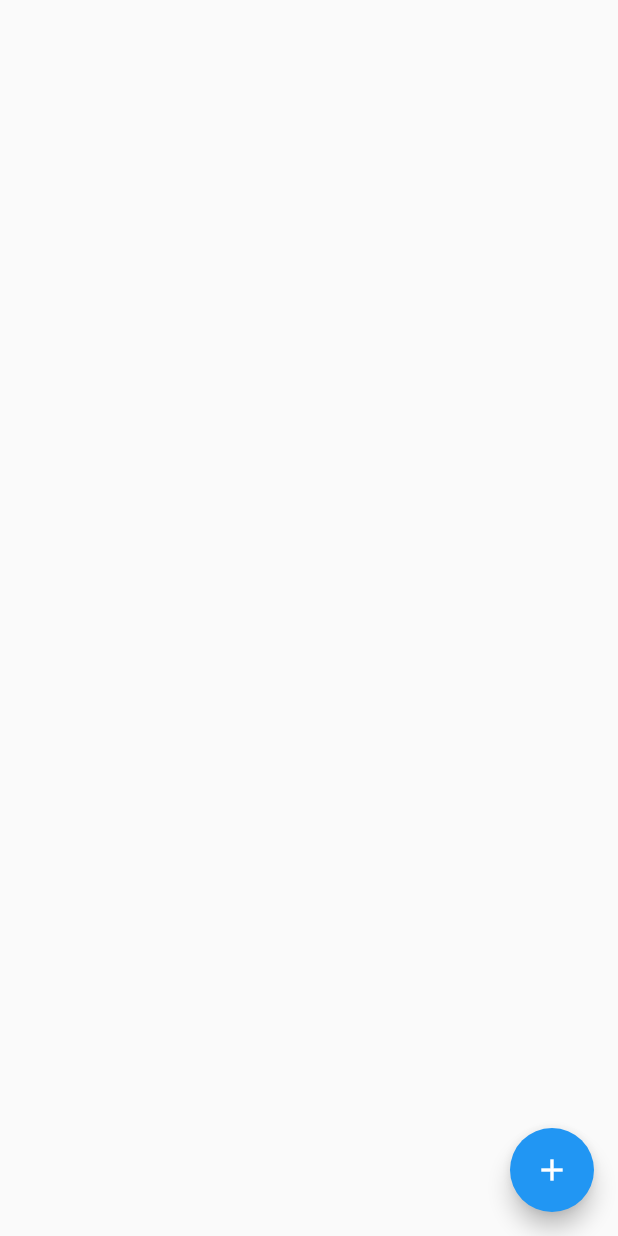
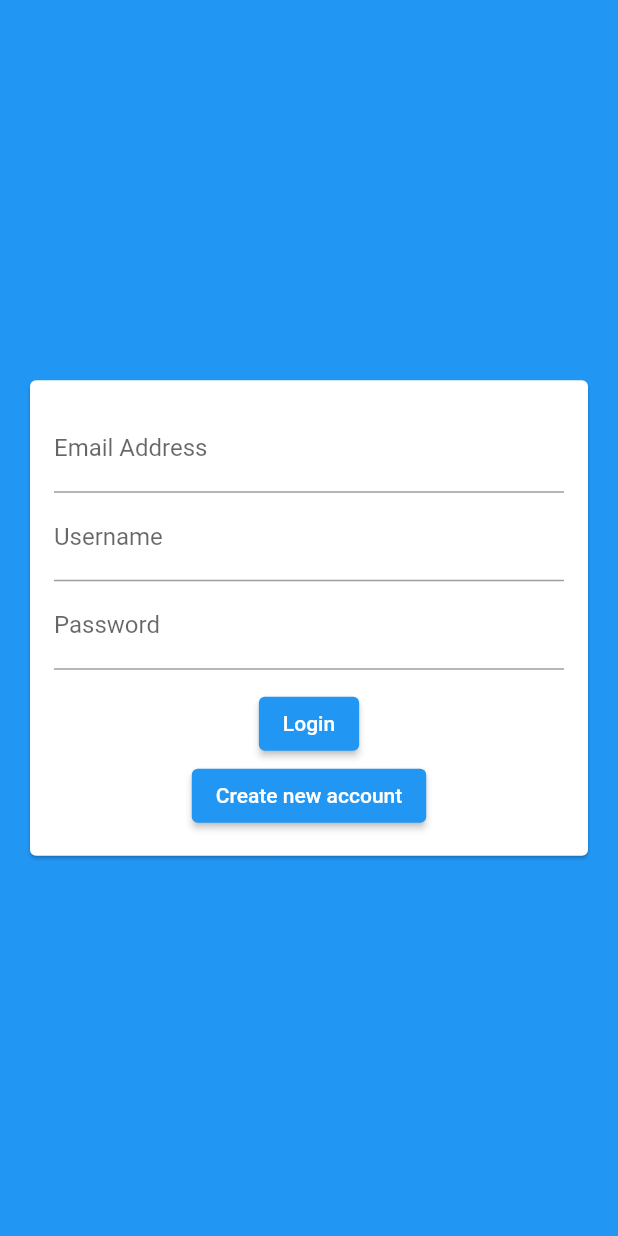
Before and after one commit to NadxiruL/flutter-firebase, a Flutter app: the screen it shows after launch, on a phone screen of 412 x 824 dp. Run offline on Flutter 3.47's test engine with Material 2 defaults, Android fonts, the phone set to English and light mode, and no system bars; our stand-ins replace cloud_firestore, firebase_core; accounts and stored records are empty.

Commit message:
auth screen

```diff
--- a/lib/main.dart
+++ b/lib/main.dart
@@ -1,5 +1,5 @@
 import 'package:flutter/material.dart';
-import 'package:flutter_firebase/screens/chat_screen.dart';
+import '../screens/auth_screen.dart';
 import 'package:firebase_core/firebase_core.dart';
 
 void main() async {
@@ -28,7 +28,7 @@ class MyApp extends StatelessWidget {
         // is not restarted.
         primarySwatch: Colors.blue,
       ),
-      home: const ChatScreen(),
+      home: const AuthScreen(),
     );
   }
 }
--- a/lib/screens/auth_screen.dart
+++ b/lib/screens/auth_screen.dart
@@ -1,10 +1,19 @@
+// ignore_for_file: prefer_const_constructors
+
 import 'package:flutter/material.dart';
+import '../widgets/auth/auth_form.dart';
 
-class AuthScreen extends StatelessWidget {
+class AuthScreen extends StatefulWidget {
   const AuthScreen({Key? key}) : super(key: key);
 
   @override
+  State<AuthScreen> createState() => _AuthScreenState();
+}
+
+class _AuthScreenState extends State<AuthScreen> {
+  @override
   Widget build(BuildContext context) {
-    return Container();
+    return Scaffold(
+        backgroundColor: Theme.of(context).primaryColor, body: AuthForm());
   }
 }
--- a/lib/screens/chat_screen.dart
+++ b/lib/screens/chat_screen.dart
@@ -28,7 +28,11 @@ class ChatScreen extends StatelessWidget {
         },
       ),
       floatingActionButton: FloatingActionButton(
-        onPressed: () {},
+        onPressed: () {
+          FirebaseFirestore.instance
+              .collection('chats/lvzu6eXdosJTnO9HAuYJ/messages')
+              .add({'text': 'this was added by clicking the button.'});
+        },
         child: Icon(Icons.add),
       ),
     );
--- /dev/null
+++ b/lib/widgets/auth/auth_form.dart
@@ -0,0 +1,65 @@
+// ignore_for_file: prefer_const_constructors
+
+import 'package:flutter/src/widgets/container.dart';
+import 'package:flutter/src/widgets/framework.dart';
+
+import 'package:flutter/material.dart';
+
+class AuthForm extends StatefulWidget {
+  const AuthForm({super.key});
+
+  @override
+  State<AuthForm> createState() => _AuthFormState();
+}
+
+class _AuthFormState extends State<AuthForm> {
+  @override
+  Widget build(BuildContext context) {
+    return Center(
+      child: Card(
+        margin: EdgeInsets.all(20),
+        child: SingleChildScrollView(
+          child: Padding(
+            padding: EdgeInsets.all(16),
+            child: Form(
+              child: Column(
+                mainAxisSize: MainAxisSize.min,
+                children: [
+                  //Email
+                  TextFormField(
+                    keyboardType: TextInputType.emailAddress,
+                    decoration: InputDecoration(
+                      labelText: 'Email Address',
+                    ),
+                  ),
+                  //Username
+                  TextFormField(
+                    decoration: InputDecoration(labelText: 'Username'),
+                  ),
+                  //Password
+                  TextFormField(
+                    obscureText: true,
+                    decoration: InputDecoration(
+                      labelText: 'Password',
+                    ),
+                  ),
+                  SizedBox(
+                    height: 12,
+                  ),
+                  ElevatedButton(
+                    onPressed: () {},
+                    child: Text('Login'),
+                  ),
+                  ElevatedButton(
+                    onPressed: () {},
+                    child: Text('Create new account'),
+                  ),
+                ],
+              ),
+            ),
+          ),
+        ),
+      ),
+    );
+  }
+}
```
